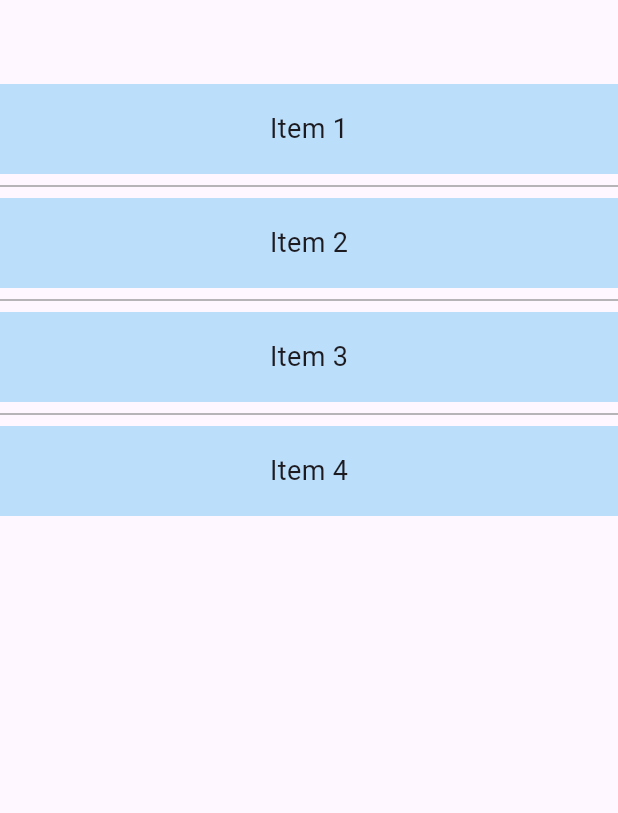
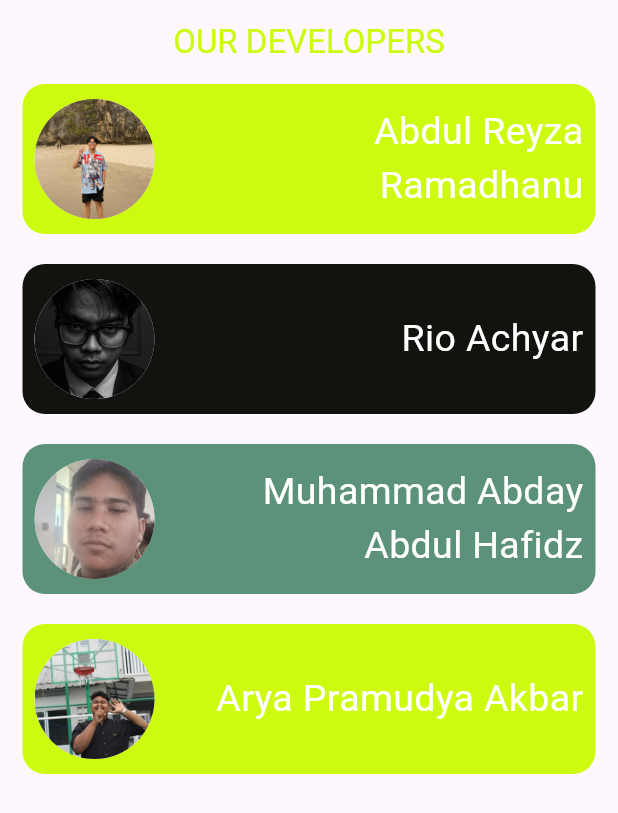
Before and after one commit to AbdulReyza/kelompok_2, a Flutter app: the AboutPage screen opened directly, on a phone screen of 412 x 824 dp. Shown: the top 813 px of the screen. Run offline on Flutter 3.47's test engine with Material 3 defaults, Android fonts, the phone set to English and light mode, and no system bars; our stand-ins replace lottie; Roboto replaces fonts that are missing (Pixel).

Commit message:
style: implemen model ke ui

```diff
--- a/lib/data/models/developers.dart
+++ b/lib/data/models/developers.dart
@@ -50,7 +50,7 @@ class DevelopersModel {
     developers.add(
       DevelopersModel(
         name: 'Arya Pramudya Akbar',
-        boxColor: Color(0xFF5B9279),
+        boxColor: Color(0xFFCCFB0F),
         route: ProfileArya.routeName,
         iconPath: 'assets/images/arya_profile.jpg'
       ),
--- a/lib/presentation/pages/about.dart
+++ b/lib/presentation/pages/about.dart
@@ -1,4 +1,5 @@
 import 'package:flutter/material.dart';
+import 'package:kelompok_2/data/models/developers.dart';
 
 class AboutPage extends StatefulWidget {
   const AboutPage({super.key});
@@ -8,26 +9,63 @@ class AboutPage extends StatefulWidget {
 }
 
 class _AboutPageState extends State<AboutPage> {
+  List<DevelopersModel> developers = [];
+
+  void _getDevelopers() {
+    developers = DevelopersModel.getDevelopers();
+  }
+
+  @override
+  void initState() {
+    super.initState();
+    _getDevelopers();
+  }
+
   @override
   Widget build(BuildContext context) {
     return Scaffold(
-      appBar: AppBar(),
+      appBar: myAppBar(),
       body: Center(
         child: ListView.separated(
-          itemCount: 4,
+          itemCount: developers.length,
           scrollDirection: Axis.vertical,
           itemBuilder: (context, index) {
-            return Container(
-              height: 60,
-              color: Colors.blue[100],
-              child: Center(child: Text('Item ${index + 1}', style: TextStyle(fontSize: 18))),
+            return Padding(
+              padding: const EdgeInsets.only(left: 15, right: 15),
+              child: Container(
+                height: 100,
+                decoration: BoxDecoration(
+                  color: developers[index].boxColor,
+                  borderRadius: BorderRadius.circular(15),
+                ),
+                child: Padding(
+                  padding: const EdgeInsets.all(8.0),
+                  child: Row(
+                    children: [
+                      CircleAvatar(
+                        radius: 40,
+                        backgroundImage: AssetImage(developers[index].iconPath),
+                      ),
+                      SizedBox(width: 20,),
+                      Expanded(
+                        child: Text(
+                          textAlign: TextAlign.right,
+                          developers[index].name,
+                          style: TextStyle(
+                            fontSize: 25,
+                            color: Colors.white,
+                          ),
+                        ),
+                      )
+                    ],
+                  ),
+                ),
 
+              ),
             );
           },
           separatorBuilder: (context, index) {
-            return Divider(
-              color: Colors.grey, thickness: 1,
-            );
+            return SizedBox(height: 20);
           },
         ),
       ),
@@ -35,13 +73,13 @@ class _AboutPageState extends State<AboutPage> {
   }
 }
 
-class MyAppBar extends StatelessWidget {
-  const MyAppBar({
-    super.key,
-  });
 
   @override
   Widget build(BuildContext context) {
+    return myAppBar();
+  }
+
+  AppBar myAppBar() {
     return AppBar(
     title: Text("OUR DEVELOPERS",
       style: TextStyle(
@@ -52,4 +90,3 @@ class MyAppBar extends StatelessWidget {
     actions: const [],
   );
   }
-}
```
Lines whose indentation alone changed are shown as unchanged.
